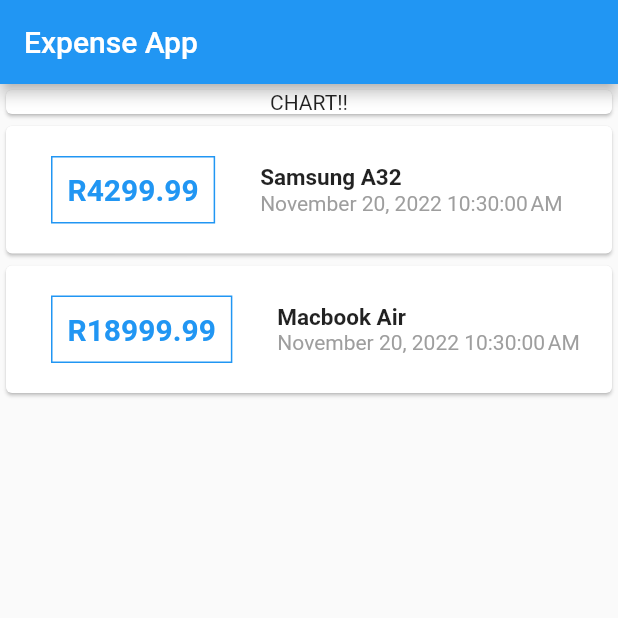
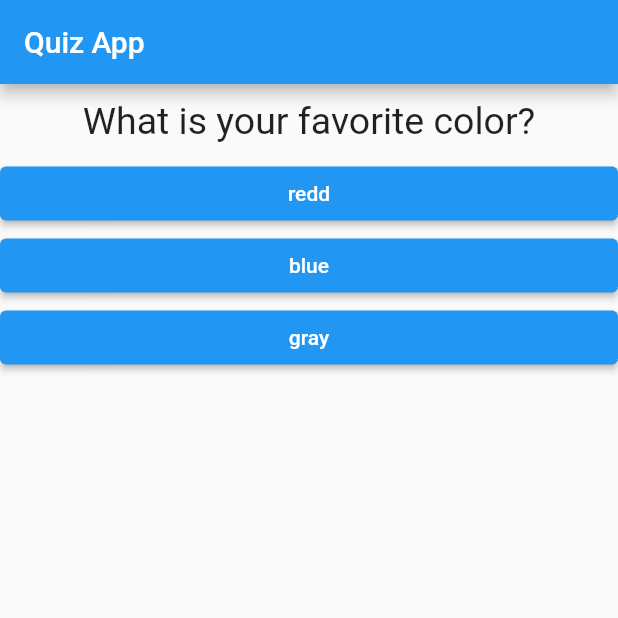
Before and after one commit to Azania-Mokhampane/flutter-expense-app, a Flutter app: the screen it shows after launch, on a phone screen of 412 x 824 dp, the top half of it. Run offline on Flutter 3.47's test engine with Material 2 defaults, Android fonts, the phone set to English and light mode, and no system bars.

Commit message:
Revert "feat: expense starter app"
This reverts commit 2e0086a1dee6f3ae26de09b78ff9bb5eb4afd7d6.

```diff
--- /dev/null
+++ b/lib/answer.dart
@@ -0,0 +1,20 @@
+import 'package:flutter/material.dart';
+
+class Answer extends StatelessWidget {
+  final String answerName;
+  final Function onPressed;
+
+  Answer({this.answerName, this.onPressed});
+  @override
+  Widget build(BuildContext context) {
+    return Container(
+      width: double.infinity,
+      child: ElevatedButton(
+        child: Text(answerName),
+        onPressed: onPressed,
+        style: ButtonStyle(
+            backgroundColor: MaterialStateProperty.all(Colors.blue)),
+      ),
+    );
+  }
+}
--- a/lib/main.dart
+++ b/lib/main.dart
@@ -1,7 +1,7 @@
 import 'package:flutter/material.dart';
-import 'package:intl/intl.dart';
 
-import 'transaction.dart';
+import './quiz.dart';
+import './result.dart';
 
 void main() => runApp(MyApp());
 
@@ -13,84 +13,59 @@ class MyApp extends StatefulWidget {
 }
 
 class _MyAppState extends State<MyApp> {
-  final List<Transaction> transactions = [
-    Transaction(
-      id: "1",
-      title: "Samsung A32",
-      amount: 4299.99,
-      date: DateTime.now(),
-    ),
-    Transaction(
-      id: "2",
-      title: "Macbook Air",
-      amount: 18999.99,
-      date: DateTime.now(),
-    ),
+  static const questions = [
+    {
+      'question': 'What is your favorite color?',
+      'answer': [
+        {'text': 'redd', 'score': 5},
+        {'text': 'blue', 'score': 3},
+        {'text': 'gray', 'score': 8}
+      ]
+    },
+    {
+      'question': 'What is your favorite animal?',
+      'answer': [
+        {'text': 'rabbit', 'score': 2},
+        {'text': 'dog', 'score': 9},
+        {'text': 'fish', 'score': 5}
+      ]
+    },
   ];
-  @override
+
+  int _questionIndex = 0;
+  int _totalScore = 0;
+
+  void _answerQuestion(int score) {
+    _totalScore += score;
+
+    print(_totalScore);
+    setState(() {
+      _questionIndex += 1;
+    });
+  }
+
+  void _resetQuiz() {
+    setState(() {
+      _questionIndex = 0;
+      _totalScore = 0;
+    });
+  }
+
+  @override //decorader
   Widget build(BuildContext context) {
     return MaterialApp(
       home: Scaffold(
-          appBar: AppBar(
-            title: Text("Expense App"),
-          ),
-          body: Column(
-            children: [
-              Container(
-                width: double.infinity,
-                child: Card(
-                  child: Center(
-                    child: Text("CHART!!"),
-                  ),
-                ),
-              ),
-              Column(
-                children: transactions.map((transaction) {
-                  return Card(
-                    child: Row(children: [
-                      Container(
-                        margin:
-                            EdgeInsets.symmetric(vertical: 20, horizontal: 30),
-                        decoration: BoxDecoration(
-                          border: Border.all(
-                            color: Colors.blue,
-                            style: BorderStyle.solid,
-                          ),
-                        ),
-                        padding: EdgeInsets.all(10),
-                        child: Text(
-                          'R${transaction.amount}',
-                          style: TextStyle(
-                            fontWeight: FontWeight.bold,
-                            color: Colors.blue,
-                            fontSize: 20,
-                          ),
-                        ),
-                      ),
-                      Column(
-                        crossAxisAlignment: CrossAxisAlignment.start,
-                        children: [
-                          Text(
-                            transaction.title,
-                            style: TextStyle(
-                              fontSize: 15,
-                              fontWeight: FontWeight.bold,
-                            ),
-                          ),
-                          Text(
-                            DateFormat().format(transaction.date),
-                            style: TextStyle(
-                              color: Colors.grey,
-                            ),
-                          )
-                        ],
-                      )
-                    ]),
-                  );
-                }).toList(),
+        appBar: AppBar(
+          title: Text("Quiz App"),
+        ),
+        body: _questionIndex < questions.length
+            ? Quiz(
+                questions: questions,
+                answerQuestion: _answerQuestion,
+                questionIndex: _questionIndex,
               )
-            ],
-          )),
+            : Result(score: _totalScore, onReset: _resetQuiz),
+      ),
     );
   }
 }
--- /dev/null
+++ b/lib/question.dart
@@ -0,0 +1,22 @@
+import 'package:flutter/material.dart';
+
+class Question extends StatelessWidget {
+  final String questionText;
+
+  Question({this.questionText});
+
+  @override
+  Widget build(BuildContext context) {
+    return Container(
+      width: double.infinity,
+      margin: EdgeInsets.all(10),
+      child: Text(
+        questionText,
+        style: TextStyle(
+          fontSize: 25,
+        ),
+        textAlign: TextAlign.center,
+      ),
+    );
+  }
+}
--- /dev/null
+++ b/lib/quiz.dart
@@ -0,0 +1,31 @@
+import 'package:flutter/material.dart';
+
+import './question.dart';
+import './answer.dart';
+
+class Quiz extends StatelessWidget {
+  final List<Map<String, Object>> questions;
+  final int questionIndex;
+  final Function answerQuestion;
+
+  Quiz(
+      {@required this.questions,
+      @required this.questionIndex,
+      @required this.answerQuestion});
+  @override
+  Widget build(BuildContext context) {
+    return Column(children: [
+      Question(
+        questionText: questions[questionIndex]['question'],
+      ),
+      ...(questions[questionIndex]['answer'] as List<Map<String, Object>>).map(
+        ((answer) {
+          return Answer(
+            answerName: answer['text'],
+            onPressed: () => answerQuestion(answer['score']),
+          );
+        }),
+      ).toList()
+    ]);
+  }
+}
--- /dev/null
+++ b/lib/result.dart
@@ -0,0 +1,40 @@
+import 'package:flutter/material.dart';
+
+class Result extends StatelessWidget {
+  final int score;
+  final Function onReset;
+
+  Result({@required this.score, @required this.onReset});
+
+  String get resultPhrase {
+    String resultText;
+    if (score <= 5) {
+      resultText = "You are likeable person!";
+    } else if (score <= 10) {
+      resultText = "You are an average person!";
+    } else if (score <= 15) {
+      resultText = "You are ..... strange!";
+    } else {
+      resultText = "You are really a bad person!";
+    }
+    return resultText;
+  }
+
+  @override
+  Widget build(BuildContext context) {
+    return Container(
+        width: double.infinity,
+        child: Center(
+          child: Column(
+            children: [
+              Text(
+                resultPhrase,
+                style: TextStyle(fontSize: 25, fontWeight: FontWeight.bold),
+                textAlign: TextAlign.center,
+              ),
+              TextButton(child: Text("Restart Quiz"), onPressed: onReset)
+            ],
+          ),
+        ));
+  }
+}
--- a/lib/transaction.dart
+++ /dev/null
@@ -1,14 +0,0 @@
-import 'package:flutter/foundation.dart';
-
-class Transaction {
-  final String id;
-  final String title;
-  final double amount;
-  final DateTime date;
-
-  Transaction(
-      {@required this.id,
-      @required this.title,
-      @required this.amount,
-      @required this.date});
-}
--- a/pubspec.yaml
+++ b/pubspec.yaml
@@ -23,7 +23,6 @@ environment:
 dependencies:
   flutter:
     sdk: flutter
-  intl: ^0.17.0
 
   # The following adds the Cupertino Icons font to your application.
   # Use with the CupertinoIcons class for iOS style icons.
```
Also changed, not shown: pubspec.lock.
